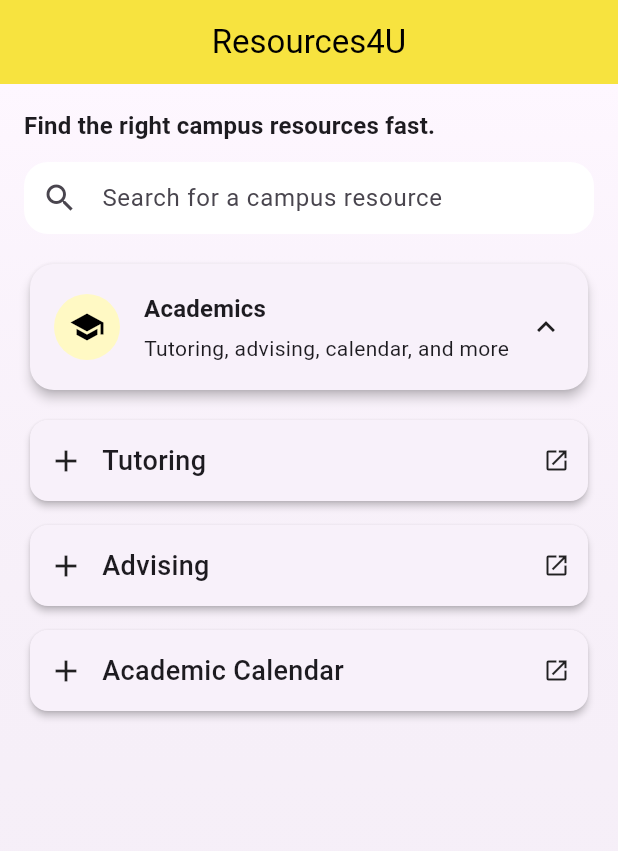
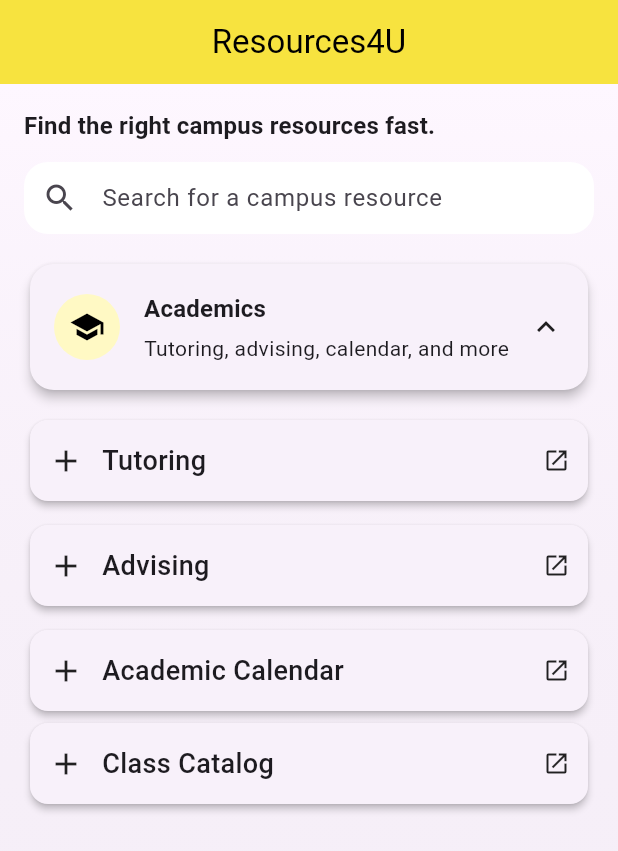
Before and after one commit to 21TN2/Beach-Circle, a Flutter app: the screen it shows after launch, after a tap on "Academics", on a phone screen of 412 x 824 dp. Shown: the top 851 px of the screen. Run offline on Flutter 3.47's test engine with Material 3 defaults, Android fonts, the phone set to English and light mode, and no system bars.

Commit message:
added class catalog

```diff
--- a/resource_page/lib/screens/resources_page.dart
+++ b/resource_page/lib/screens/resources_page.dart
@@ -13,29 +13,28 @@ class ResourcesPage extends StatefulWidget {
 
 //Page Details
 class _ResourcesPageState extends State<ResourcesPage> {
-
   //This is for expanding the card
   //Academics Section
   bool academicsExpanded = false;
   bool tutoringOpen = false;
   bool advisingOpen = false;
   bool calendarOpen = false;
+  bool catalogOpen = false;
 
   //This is the current text in the search query
   String _searchQuery = '';
 
   //Allows the url to open
   Future<void> _openLink(String url) async {
-
     //Turns string into url
     final uri = Uri.parse(url);
 
     //Opens the browser, if it fails an error message will pop up
     if (!await launchUrl(uri, mode: LaunchMode.externalApplication)) {
       if (mounted) {
-        ScaffoldMessenger.of(context).showSnackBar(
-          const SnackBar(content: Text('Could not open link')),
-        );
+        ScaffoldMessenger.of(
+          context,
+        ).showSnackBar(const SnackBar(content: Text('Could not open link')));
       }
     }
   }
@@ -60,14 +59,15 @@ class _ResourcesPageState extends State<ResourcesPage> {
     const advisingUrl = 'https://www.csulb.edu/undergraduate-advising';
     const calendarUrl =
         'https://www.csulb.edu/academic-affairs/academic-affairs-calendar';
+    const catalogUrl = 'http://catalog.csulb.edu/';
 
     // ---------- SEARCH MATCHES -------------------------------------
     //Check which sub-resources match the query, this is to search the resources
     //Academic Section
     final showTutoring = _matchesQuery('Tutoring', tutoringUrl);
     final showAdvising = _matchesQuery('Advising', advisingUrl);
-    final showCalendar =
-        _matchesQuery('Academic Calendar', calendarUrl);
+    final showCalendar = _matchesQuery('Academic Calendar', calendarUrl);
+    final showCatalog = _matchesQuery('Class Catalog', catalogUrl);
 
     // Auto-expand Resource Title when searching
     final showAcademicsExpanded = academicsExpanded || _searchQuery.isNotEmpty;
@@ -75,7 +75,6 @@ class _ResourcesPageState extends State<ResourcesPage> {
 
     //Page Set up
     return Scaffold(
-
       //Title
       appBar: AppBar(
         title: const Text('Resources4U'),
@@ -101,7 +100,6 @@ class _ResourcesPageState extends State<ResourcesPage> {
           padding: const EdgeInsets.all(16.0),
           child: ListView(
             children: [
-
               // Page header
               Text(
                 'Find the right campus resources fast.',
@@ -150,7 +148,6 @@ class _ResourcesPageState extends State<ResourcesPage> {
                   borderRadius: BorderRadius.circular(16),
                   onTap: () {
                     setState(() {
-
                       //Allows the Card to expand
                       academicsExpanded = !academicsExpanded;
                     });
@@ -175,7 +172,8 @@ class _ResourcesPageState extends State<ResourcesPage> {
                           child: const Icon(
                             Icons.school,
                             color: Colors.black,
-                            size: 24),
+                            size: 24,
+                          ),
                         ),
                         const SizedBox(width: 16),
 
@@ -225,7 +223,6 @@ class _ResourcesPageState extends State<ResourcesPage> {
 
                 // -------------------- TUTORING -------------------------------------------
                 if (showTutoring)
-
                   //Card Details
                   Card(
                     elevation: 2,
@@ -239,7 +236,6 @@ class _ResourcesPageState extends State<ResourcesPage> {
                           borderRadius: BorderRadius.circular(12),
                           onTap: () {
                             setState(() {
-
                               //Allows tutoring to be opened
                               tutoringOpen = !tutoringOpen;
                             });
@@ -254,7 +250,6 @@ class _ResourcesPageState extends State<ResourcesPage> {
                             child: Row(
                               children: [
                                 Icon(
-
                                   //Add icon(Open) and subtract(Close)
                                   tutoringOpen ? Icons.remove : Icons.add,
                                   size: 24,
@@ -283,7 +278,6 @@ class _ResourcesPageState extends State<ResourcesPage> {
                         if (tutoringOpen) ...[
                           const Divider(height: 1),
                           InkWell(
-
                             //Shows the link and allows it to be opened
                             onTap: () => _openLink(tutoringUrl),
 
@@ -431,6 +425,68 @@ class _ResourcesPageState extends State<ResourcesPage> {
                       ],
                     ),
                   ),
+
+                /// --------------------- CLASS CATALOG --------------------------------------------
+                if (showCatalog)
+                  Card(
+                    elevation: 2,
+                    shape: RoundedRectangleBorder(
+                      borderRadius: BorderRadius.circular(12),
+                    ),
+                    child: Column(
+                      children: [
+                        InkWell(
+                          borderRadius: BorderRadius.circular(12),
+                          onTap: () {
+                            setState(() {
+                              catalogOpen = !catalogOpen;
+                            });
+                          },
+                          child: Padding(
+                            padding: const EdgeInsets.symmetric(
+                              horizontal: 12,
+                              vertical: 14,
+                            ),
+                            child: Row(
+                              children: [
+                                Icon(
+                                  calendarOpen ? Icons.remove : Icons.add,
+                                  size: 24,
+                                ),
+                                const SizedBox(width: 12),
+                                const Expanded(
+                                  child: Text(
+                                    'Class Catalog',
+                                    style: TextStyle(
+                                      fontSize: 18,
+                                      fontWeight: FontWeight.w500,
+                                    ),
+                                  ),
+                                ),
+                                const Icon(Icons.open_in_new, size: 18),
+                              ],
+                            ),
+                          ),
+                        ),
+                        if (catalogOpen) ...[
+                          const Divider(height: 1),
+                          InkWell(
+                            onTap: () => _openLink(catalogUrl),
+                            child: const Padding(
+                              padding: EdgeInsets.all(12),
+                              child: Text(
+                                catalogUrl,
+                                style: TextStyle(
+                                  color: Colors.blue,
+                                  decoration: TextDecoration.underline,
+                                ),
+                              ),
+                            ),
+                          ),
+                        ],
+                      ],
+                    ),
+                  ),
                 //-------If resources don't show up in the search bar -------------------------------
                 if (!showTutoring && !showAdvising && !showCalendar)
                   Padding(
@@ -443,7 +499,7 @@ class _ResourcesPageState extends State<ResourcesPage> {
                     ),
                   ),
               ],
-//==================================End of Aademic Section============================================================
+              //==================================End of Academic Section============================================================
 
               //Paste Here For new sections
 
```
Lines whose indentation alone changed are shown as unchanged.
